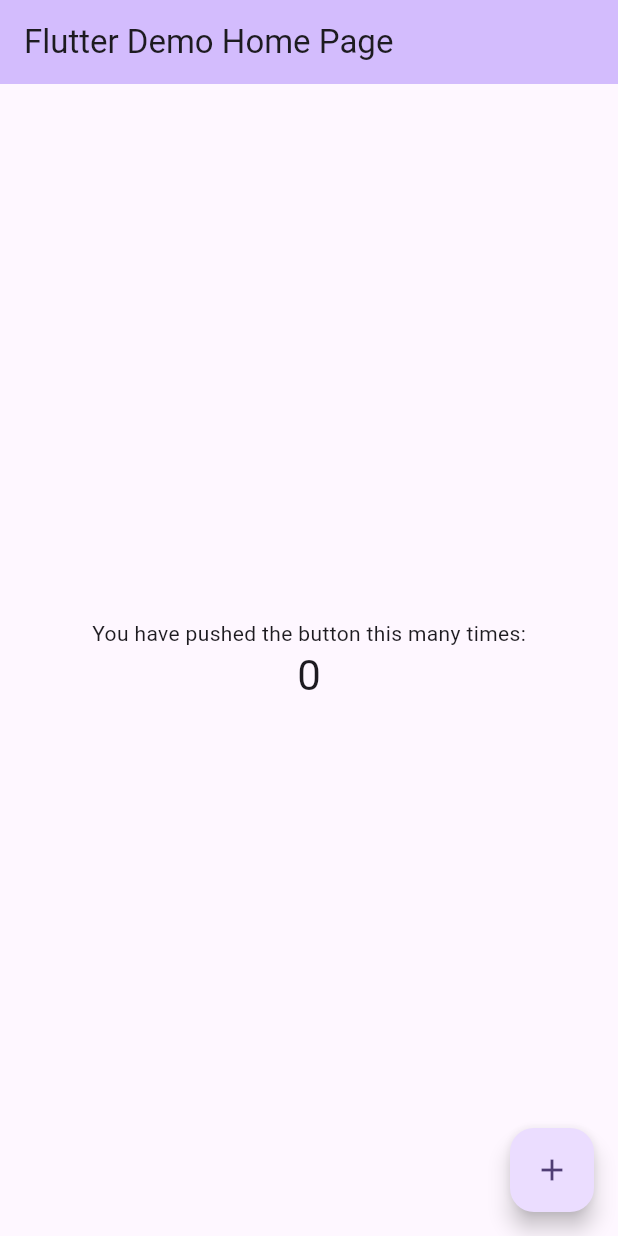
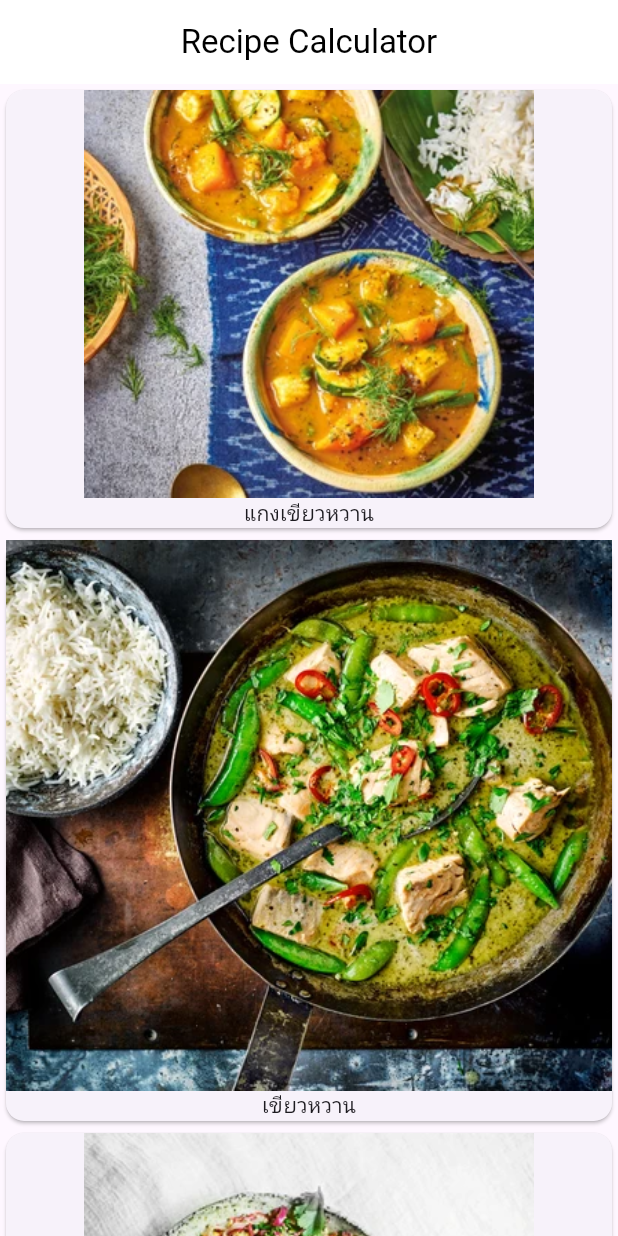
Before and after one commit to jirapatvigo-commits/news_app_flutter, a Flutter app: the screen it shows after launch, on a phone screen of 412 x 824 dp. Run offline on Flutter 3.47's test engine with Material 3 defaults, Android fonts, the phone set to English and light mode, and no system bars.

Commit message:
Recipe List Design

```diff
--- a/flutter_application_1/analysis_options.yaml
+++ /dev/null
@@ -1,28 +0,0 @@
-# This file configures the analyzer, which statically analyzes Dart code to
-# check for errors, warnings, and lints.
-#
-# The issues identified by the analyzer are surfaced in the UI of Dart-enabled
-# IDEs (https://dart.dev/tools#ides-and-editors). The analyzer can also be
-# invoked from the command line by running `flutter analyze`.
-
-# The following line activates a set of recommended lints for Flutter apps,
-# packages, and plugins designed to encourage good coding practices.
-include: package:flutter_lints/flutter.yaml
-
-linter:
-  # The lint rules applied to this project can be customized in the
-  # section below to disable rules from the `package:flutter_lints/flutter.yaml`
-  # included above or to enable additional rules. A list of all available lints
-  # and their documentation is published at https://dart.dev/lints.
-  #
-  # Instead of disabling a lint rule for the entire project in the
-  # section below, it can also be suppressed for a single line of code
-  # or a specific dart file by using the `// ignore: name_of_lint` and
-  # `// ignore_for_file: name_of_lint` syntax on the line or in the file
-  # producing the lint.
-  rules:
-    # avoid_print: false  # Uncomment to disable the `avoid_print` rule
-    # prefer_single_quotes: true  # Uncomment to enable the `prefer_single_quotes` rule
-
-# Additional information about this file can be found at
-# https://dart.dev/guides/language/analysis-options
--- a/flutter_application_1/lib/main.dart
+++ /dev/null
@@ -1,122 +0,0 @@
-import 'package:flutter/material.dart';
-
-void main() {
-  runApp(const MyApp());
-}
-
-class MyApp extends StatelessWidget {
-  const MyApp({super.key});
-
-  // This widget is the root of your application.
-  @override
-  Widget build(BuildContext context) {
-    return MaterialApp(
-      title: 'Flutter Demo',
-      theme: ThemeData(
-        // This is the theme of your application.
-        //
-        // TRY THIS: Try running your application with "flutter run". You'll see
-        // the application has a purple toolbar. Then, without quitting the app,
-        // try changing the seedColor in the colorScheme below to Colors.green
-        // and then invoke "hot reload" (save your changes or press the "hot
-        // reload" button in a Flutter-supported IDE, or press "r" if you used
-        // the command line to start the app).
-        //
-        // Notice that the counter didn't reset back to zero; the application
-        // state is not lost during the reload. To reset the state, use hot
-        // restart instead.
-        //
-        // This works for code too, not just values: Most code changes can be
-        // tested with just a hot reload.
-        colorScheme: .fromSeed(seedColor: Colors.deepPurple),
-      ),
-      home: const MyHomePage(title: 'Flutter Demo Home Page'),
-    );
-  }
-}
-
-class MyHomePage extends StatefulWidget {
-  const MyHomePage({super.key, required this.title});
-
-  // This widget is the home page of your application. It is stateful, meaning
-  // that it has a State object (defined below) that contains fields that affect
-  // how it looks.
-
-  // This class is the configuration for the state. It holds the values (in this
-  // case the title) provided by the parent (in this case the App widget) and
-  // used by the build method of the State. Fields in a Widget subclass are
-  // always marked "final".
-
-  final String title;
-
-  @override
-  State<MyHomePage> createState() => _MyHomePageState();
-}
-
-class _MyHomePageState extends State<MyHomePage> {
-  int _counter = 0;
-
-  void _incrementCounter() {
-    setState(() {
-      // This call to setState tells the Flutter framework that something has
-      // changed in this State, which causes it to rerun the build method below
-      // so that the display can reflect the updated values. If we changed
-      // _counter without calling setState(), then the build method would not be
-      // called again, and so nothing would appear to happen.
-      _counter++;
-    });
-  }
-
-  @override
-  Widget build(BuildContext context) {
-    // This method is rerun every time setState is called, for instance as done
-    // by the _incrementCounter method above.
-    //
-    // The Flutter framework has been optimized to make rerunning build methods
-    // fast, so that you can just rebuild anything that needs updating rather
-    // than having to individually change instances of widgets.
-    return Scaffold(
-      appBar: AppBar(
-        // TRY THIS: Try changing the color here to a specific color (to
-        // Colors.amber, perhaps?) and trigger a hot reload to see the AppBar
-        // change color while the other colors stay the same.
-        backgroundColor: Theme.of(context).colorScheme.inversePrimary,
-        // Here we take the value from the MyHomePage object that was created by
-        // the App.build method, and use it to set our appbar title.
-        title: Text(widget.title),
-      ),
-      body: Center(
-        // Center is a layout widget. It takes a single child and positions it
-        // in the middle of the parent.
-        child: Column(
-          // Column is also a layout widget. It takes a list of children and
-          // arranges them vertically. By default, it sizes itself to fit its
-          // children horizontally, and tries to be as tall as its parent.
-          //
-          // Column has various properties to control how it sizes itself and
-          // how it positions its children. Here we use mainAxisAlignment to
-          // center the children vertically; the main axis here is the vertical
-          // axis because Columns are vertical (the cross axis would be
-          // horizontal).
-          //
-          // TRY THIS: Invoke "debug painting" (choose the "Toggle Debug Paint"
-          // action in the IDE, or press "p" in the console), to see the
-          // wireframe for each widget.
-          mainAxisAlignment: .center,
-          children: [
-            const Text('You have pushed the button this many times:'),
-            Text(
-              '$_counter',
-              style: Theme.of(context).textTheme.headlineMedium,
-            ),
-          ],
-        ),
-      ),
-      floatingActionButton: FloatingActionButton(
-        onPressed: _incrementCounter,
-        tooltip: 'Increment',
-        child: const Icon(Icons.add),
-      ),
-    );
-  }
-}
--- /dev/null
+++ b/receipes/lib/Model/Recipe.dart
@@ -0,0 +1,14 @@
+class Recipe {
+  String imgLabel;
+  String imageUrl;
+
+  Recipe(this.imageUrl, this.imgLabel);
+
+  static List<Recipe> samples =
+  [
+    Recipe('assets/images/แกงฟักทอง.png' , 'แกงเขียวหวาน'),
+    Recipe('assets/images/เขียวหวาน.png' , 'เขียวหวาน'),
+    Recipe('assets/images/สลัด.png' , 'สลัด'),
+    Recipe('assets/images/หมูหวาน.png' , 'หมูหวาน')
+  ];
+}
--- a/receipes/lib/main.dart
+++ b/receipes/lib/main.dart
@@ -1,4 +1,5 @@
 import 'package:flutter/material.dart';
+import 'package:receipes/Model/Recipe.dart';
 
 void main() {
   runApp(const RecipesApp());
@@ -11,41 +12,20 @@ class RecipesApp extends StatelessWidget {
   @override
   Widget build(BuildContext context) {
     return MaterialApp(
-      title: 'Flutter Demo',
+      title: 'Recipe App',
       theme: ThemeData(
-        // This is the theme of your application.
-        //
-        // TRY THIS: Try running your application with "flutter run". You'll see
-        // the application has a purple toolbar. Then, without quitting the app,
-        // try changing the seedColor in the colorScheme below to Colors.green
-        // and then invoke "hot reload" (save your changes or press the "hot
-        // reload" button in a Flutter-supported IDE, or press "r" if you used
-        // the command line to start the app).
-        //
-        // Notice that the counter didn't reset back to zero; the application
-        // state is not lost during the reload. To reset the state, use hot
-        // restart instead.
-        //
-        // This works for code too, not just values: Most code changes can be
-        // tested with just a hot reload.
-        colorScheme: .fromSeed(seedColor: Colors.deepPurple),
+        appBarTheme: const AppBarTheme(
+          centerTitle: true,
+          backgroundColor: Colors.white,
+          foregroundColor: Colors.black,
+        ),
       ),
-      home: const MyHomePage(title: 'Flutter Demo Home Page'),
+      home: const MyHomePage(title: 'Recipe Calculator'),
     );
-  }
 }
-
+}
 class MyHomePage extends StatefulWidget {
   const MyHomePage({super.key, required this.title});
-
-  // This widget is the home page of your application. It is stateful, meaning
-  // that it has a State object (defined below) that contains fields that affect
-  // how it looks.
-
-  // This class is the configuration for the state. It holds the values (in this
-  // case the title) provided by the parent (in this case the App widget) and
-  // used by the build method of the State. Fields in a Widget subclass are
-  // always marked "final".
 
   final String title;
 
@@ -54,69 +34,30 @@ class MyHomePage extends StatefulWidget {
 }
 
 class _MyHomePageState extends State<MyHomePage> {
-  int _counter = 0;
-
-  void _incrementCounter() {
-    setState(() {
-      // This call to setState tells the Flutter framework that something has
-      // changed in this State, which causes it to rerun the build method below
-      // so that the display can reflect the updated values. If we changed
-      // _counter without calling setState(), then the build method would not be
-      // called again, and so nothing would appear to happen.
-      _counter++;
-    });
-  }
-
   @override
   Widget build(BuildContext context) {
-    // This method is rerun every time setState is called, for instance as done
-    // by the _incrementCounter method above.
-    //
-    // The Flutter framework has been optimized to make rerunning build methods
-    // fast, so that you can just rebuild anything that needs updating rather
-    // than having to individually change instances of widgets.
     return Scaffold(
-      appBar: AppBar(
-        // TRY THIS: Try changing the color here to a specific color (to
-        // Colors.amber, perhaps?) and trigger a hot reload to see the AppBar
-        // change color while the other colors stay the same.
-        backgroundColor: Theme.of(context).colorScheme.inversePrimary,
-        // Here we take the value from the MyHomePage object that was created by
-        // the App.build method, and use it to set our appbar title.
-        title: Text(widget.title),
-      ),
-      body: Center(
-        // Center is a layout widget. It takes a single child and positions it
-        // in the middle of the parent.
-        child: Column(
-          // Column is also a layout widget. It takes a list of children and
-          // arranges them vertically. By default, it sizes itself to fit its
-          // children horizontally, and tries to be as tall as its parent.
-          //
-          // Column has various properties to control how it sizes itself and
-          // how it positions its children. Here we use mainAxisAlignment to
-          // center the children vertically; the main axis here is the vertical
-          // axis because Columns are vertical (the cross axis would be
-          // horizontal).
-          //
-          // TRY THIS: Invoke "debug painting" (choose the "Toggle Debug Paint"
-          // action in the IDE, or press "p" in the console), to see the
-          // wireframe for each widget.
-          mainAxisAlignment: .center,
-          children: [
-            const Text('You have pushed the button this many times:'),
-            Text(
-              '$_counter',
-              style: Theme.of(context).textTheme.headlineMedium,
-            ),
-          ],
+      appBar: AppBar(title: Text(widget.title)),
+      body: SafeArea(child: Container(
+            child: ListView.builder(
+          itemBuilder: (BuildContext context, int index) {
+            return buildRecipeCard(Recipe.samples[index]);
+          },
+          itemCount: Recipe.samples.length,
+          ),
         ),
-      ),
-      floatingActionButton: FloatingActionButton(
-        onPressed: _incrementCounter,
-        tooltip: 'Increment',
-        child: const Icon(Icons.add),
       ),
     );
   }
+
+ Widget buildRecipeCard(Recipe recipe) {
+  return Card(
+    child: Column(
+      children: <Widget>[
+        Image(image: AssetImage(recipe.imageUrl)),
+        Text(recipe.imgLabel),
+      ],
+    ),
+  );
+ }
 }
--- a/receipes/pubspec.yaml
+++ b/receipes/pubspec.yaml
@@ -58,9 +58,8 @@ flutter:
   uses-material-design: true
 
   # To add assets to your application, add an assets section, like this:
-  # assets:
-  #   - images/a_dot_burr.jpeg
-  #   - images/a_dot_ham.jpeg
+  assets:
+    - assets/images/
 
   # An image asset can refer to one or more resolution-specific "variants", see
   # https://flutter.dev/to/resolution-aware-images
```
Also changed, not shown: flutter_application_1/pubspec.yaml (deleted, +0 -89 lines), flutter_application_1/pubspec.lock (deleted), receipes/assets/images/สลัด.png (added), receipes/assets/images/หมูหวาน.png (added), receipes/assets/images/เขียวหวาน.png (added), receipes/assets/images/แกงฟักทอง.png (added), 126 other files.
